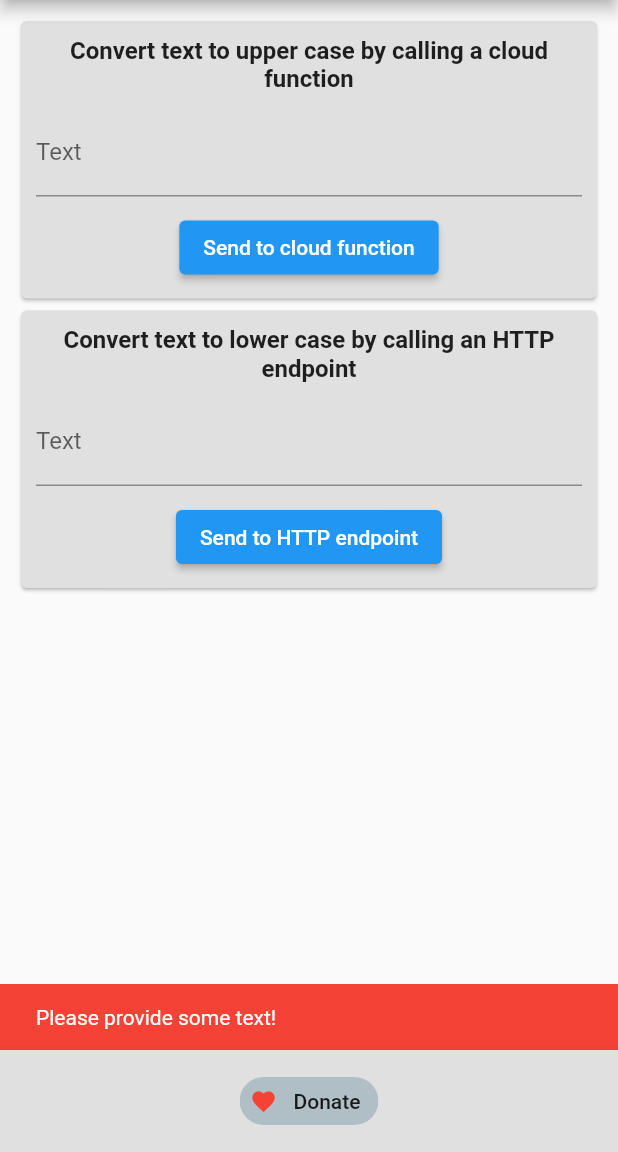
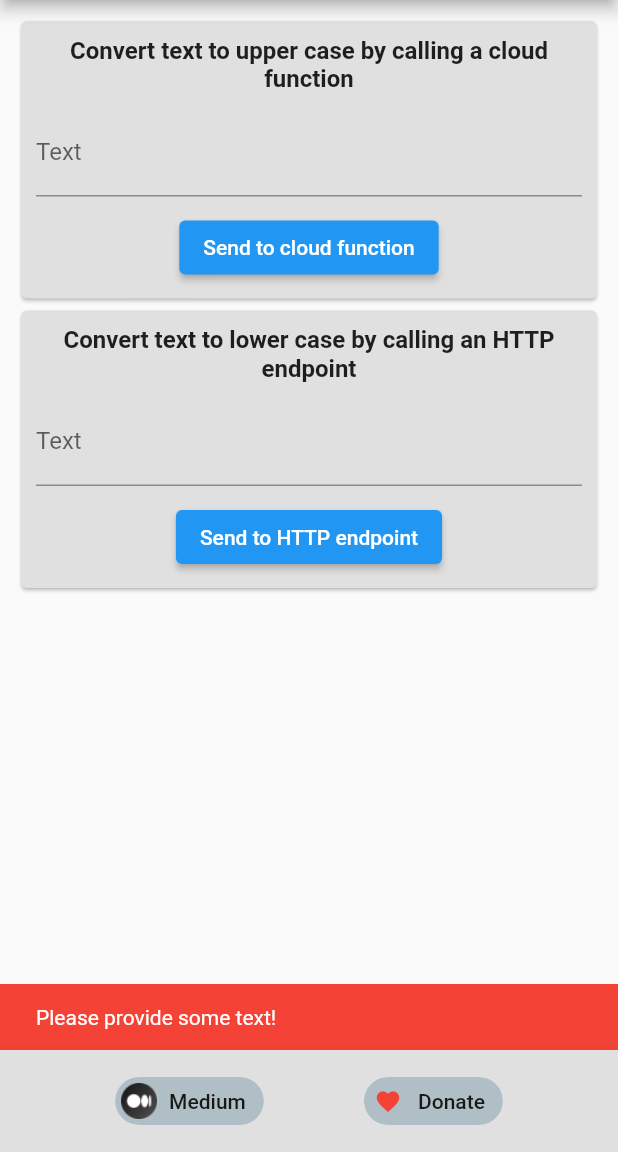
Before and after one commit to xeladu/flutter_firebase, a Flutter app: the FunctionsPage screen opened directly, after a tap on "Send to HTTP endpoint", on a phone screen of 412 x 824 dp, the part 84-1236 px from its top. Run offline on Flutter 3.47's test engine with Material 2 defaults, Android fonts, the phone set to English and light mode, and no system bars; our stand-ins replace cloud_firestore, cloud_functions, dio, firebase_auth, firebase_core; accounts and stored records are empty; generated files the repository leaves out were written again.

```diff
--- a/lib/pages/functions_page.dart
+++ b/lib/pages/functions_page.dart
@@ -20,9 +20,9 @@ class _State extends State<FunctionsPage> {
       appBar: AppBar(title: const Center(child: Text("Firebase Functions"))),
       bottomNavigationBar: const CustomBottomAppBar(
           showGitHubLink: false,
-          showMediumLink: false,
+          showMediumLink: true,
           customMediumLink:
-              "https://levelup.gitconnected.com/how-to-use-firebase-authentication-with-your-flutter-app-4603c1b78156?sk=b0a7caf1e0316507e6e56af63c77cd49"),
+              "https://levelup.gitconnected.com/how-to-work-with-firebase-cloud-functions-from-a-flutter-app-fb818c01b0db"),
       body: Padding(
           padding: const EdgeInsets.all(10.0),
           child: Stack(children: [
@@ -103,7 +103,7 @@ class _State extends State<FunctionsPage> {
                                   content: Text("Please provide some text!")));
                         } else {
                           var resp = await Dio().post(
-                              "https://us-central1-dummy-fb52b.cloudfunctions.net/toLowerCase",
+                              "https://<server>-<projectId>.cloudfunctions.net/toLowerCase", // <-- replace with your link
                               options: Options(contentType: "text/plain"),
                               data: _lowerText);
                           ScaffoldMessenger.of(context).showSnackBar(SnackBar(
```
Also changed, not shown: 1 other file.
